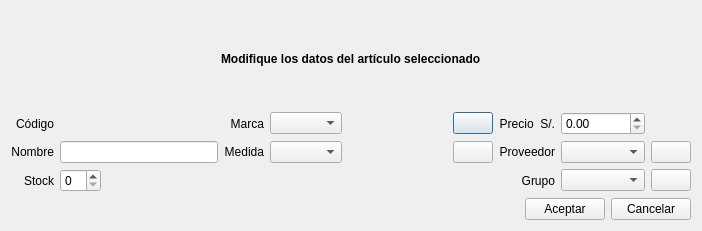
Above: ManagerM/ui_edit_articulo.ui from janfranco27/TheProyect before the change. Below: the same form after it.
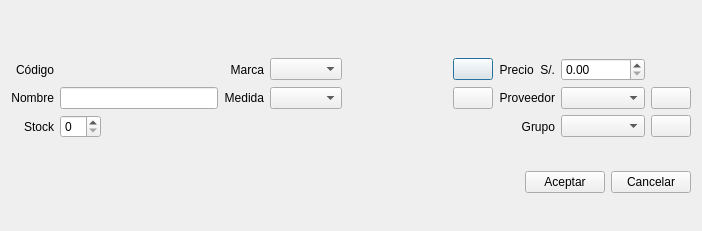
That is the form after the change. Icons and pictures are not drawn.

Commit message:
cambios articulos
mas cambios

```diff
--- a/ManagerM/ui_edit_articulo.ui
+++ b/ManagerM/ui_edit_articulo.ui
@@ -20,32 +20,6 @@
   <layout class="QGridLayout" name="gridLayout">
    <item row="0" column="0">
     <layout class="QHBoxLayout" name="horizontalLayout_2">
-     <item>
-      <spacer name="horizontalSpacer_2">
-       <property name="orientation">
-        <enum>Qt::Horizontal</enum>
-       </property>
-       <property name="sizeHint" stdset="0">
-        <size>
-         <width>180</width>
-         <height>20</height>
-        </size>
-       </property>
-      </spacer>
-     </item>
-     <item>
-      <widget class="QLabel" name="title_label">
-       <property name="font">
-        <font>
-         <weight>75</weight>
-         <bold>true</bold>
-        </font>
-       </property>
-       <property name="text">
-        <string>Modifique los datos del artículo seleccionado</string>
-       </property>
-      </widget>
-     </item>
      <item>
       <spacer name="horizontalSpacer_3">
        <property name="orientation">
```
The commit also changes 135 other files.
